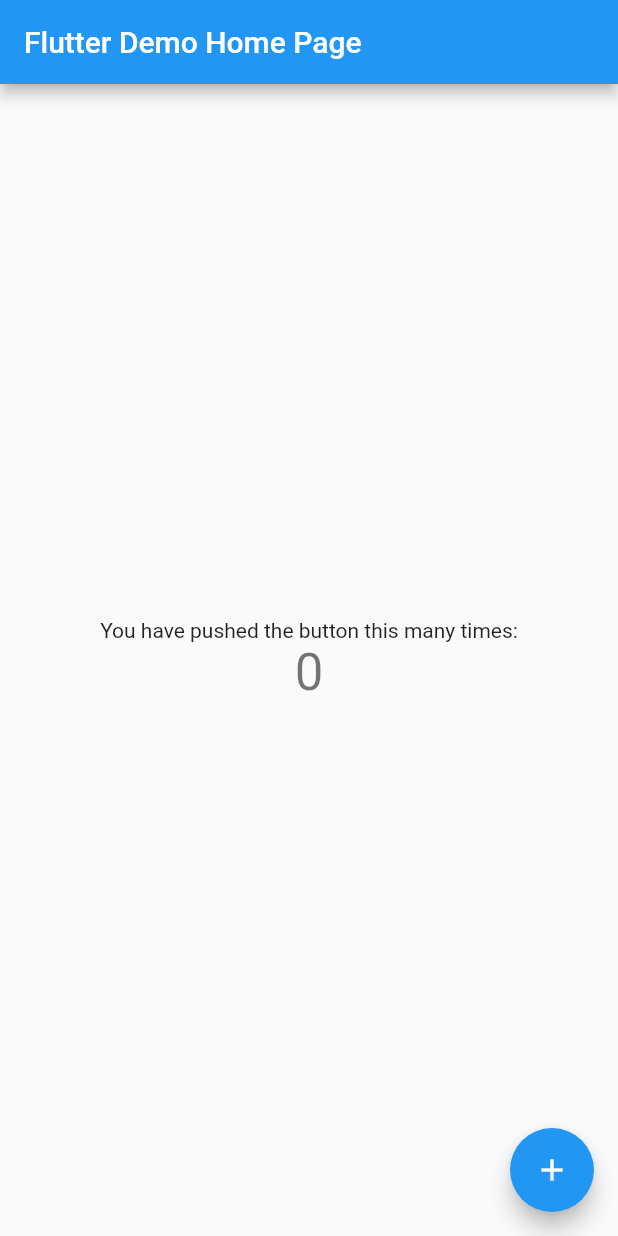
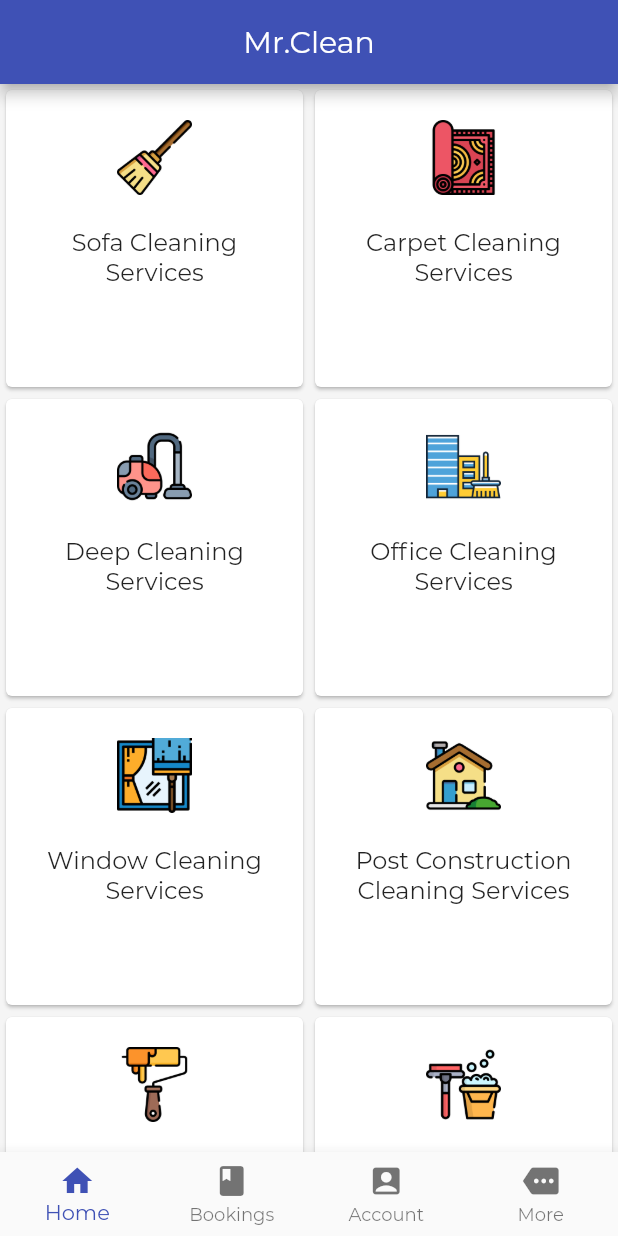
Before and after one commit to wanasak/home_cleaning, a Flutter app: the screen it shows after launch, on a phone screen of 412 x 824 dp. Run offline on Flutter 3.47's test engine with Material 2 defaults, Android fonts, the phone set to English and light mode, and no system bars.

Commit message:
add home page

```diff
--- a/lib/main.dart
+++ b/lib/main.dart
@@ -1,117 +1,18 @@
 import 'package:flutter/material.dart';
+
+import 'screens/main_page.dart';
 
 void main() {
   runApp(MyApp());
 }
 
 class MyApp extends StatelessWidget {
-  // This widget is the root of your application.
   @override
   Widget build(BuildContext context) {
     return MaterialApp(
       title: 'Flutter Demo',
-      theme: ThemeData(
-        // This is the theme of your application.
-        //
-        // Try running your application with "flutter run". You'll see the
-        // application has a blue toolbar. Then, without quitting the app, try
-        // changing the primarySwatch below to Colors.green and then invoke
-        // "hot reload" (press "r" in the console where you ran "flutter run",
-        // or simply save your changes to "hot reload" in a Flutter IDE).
-        // Notice that the counter didn't reset back to zero; the application
-        // is not restarted.
-        primarySwatch: Colors.blue,
-        // This makes the visual density adapt to the platform that you run
-        // the app on. For desktop platforms, the controls will be smaller and
-        // closer together (more dense) than on mobile platforms.
-        visualDensity: VisualDensity.adaptivePlatformDensity,
-      ),
-      home: MyHomePage(title: 'Flutter Demo Home Page'),
+      theme: ThemeData(primarySwatch: Colors.indigo, fontFamily: "Montserrat"),
+      home: MainPage(),
     );
   }
 }
-
-class MyHomePage extends StatefulWidget {
-  MyHomePage({Key key, this.title}) : super(key: key);
-
-  // This widget is the home page of your application. It is stateful, meaning
-  // that it has a State object (defined below) that contains fields that affect
-  // how it looks.
-
-  // This class is the configuration for the state. It holds the values (in this
-  // case the title) provided by the parent (in this case the App widget) and
-  // used by the build method of the State. Fields in a Widget subclass are
-  // always marked "final".
-
-  final String title;
-
-  @override
-  _MyHomePageState createState() => _MyHomePageState();
-}
-
-class _MyHomePageState extends State<MyHomePage> {
-  int _counter = 0;
-
-  void _incrementCounter() {
-    setState(() {
-      // This call to setState tells the Flutter framework that something has
-      // changed in this State, which causes it to rerun the build method below
-      // so that the display can reflect the updated values. If we changed
-      // _counter without calling setState(), then the build method would not be
-      // called again, and so nothing would appear to happen.
-      _counter++;
-    });
-  }
-
-  @override
-  Widget build(BuildContext context) {
-    // This method is rerun every time setState is called, for instance as done
-    // by the _incrementCounter method above.
-    //
-    // The Flutter framework has been optimized to make rerunning build methods
-    // fast, so that you can just rebuild anything that needs updating rather
-    // than having to individually change instances of widgets.
-    return Scaffold(
-      appBar: AppBar(
-        // Here we take the value from the MyHomePage object that was created by
-        // the App.build method, and use it to set our appbar title.
-        title: Text(widget.title),
-      ),
-      body: Center(
-        // Center is a layout widget. It takes a single child and positions it
-        // in the middle of the parent.
-        child: Column(
-          // Column is also a layout widget. It takes a list of children and
-          // arranges them vertically. By default, it sizes itself to fit its
-          // children horizontally, and tries to be as tall as its parent.
-          //
-          // Invoke "debug painting" (press "p" in the console, choose the
-          // "Toggle Debug Paint" action from the Flutter Inspector in Android
-          // Studio, or the "Toggle Debug Paint" command in Visual Studio Code)
-          // to see the wireframe for each widget.
-          //
-          // Column has various properties to control how it sizes itself and
-          // how it positions its children. Here we use mainAxisAlignment to
-          // center the children vertically; the main axis here is the vertical
-          // axis because Columns are vertical (the cross axis would be
-          // horizontal).
-          mainAxisAlignment: MainAxisAlignment.center,
-          children: <Widget>[
-            Text(
-              'You have pushed the button this many times:',
-            ),
-            Text(
-              '$_counter',
-              style: Theme.of(context).textTheme.headline4,
-            ),
-          ],
-        ),
-      ),
-      floatingActionButton: FloatingActionButton(
-        onPressed: _incrementCounter,
-        tooltip: 'Increment',
-        child: Icon(Icons.add),
-      ), // This trailing comma makes auto-formatting nicer for build methods.
-    );
-  }
-}
--- /dev/null
+++ b/lib/screens/home_page.dart
@@ -0,0 +1,61 @@
+import 'package:flutter/material.dart';
+
+class HomePage extends StatelessWidget {
+  final services = [
+    "Sofa Cleaning Services",
+    "Carpet Cleaning Services",
+    "Deep Cleaning Services",
+    "Office Cleaning Services",
+    "Window Cleaning Services",
+    "Post Construction Cleaning Services",
+    "Wall Painting Services",
+    "Move In/Out Cleaning Services"
+  ];
+
+  final images = [
+    "assets/images/broom.png",
+    "assets/images/adornment.png",
+    "assets/images/vacuum.png",
+    "assets/images/offices.png",
+    "assets/images/window.png",
+    "assets/images/house.png",
+    "assets/images/paint-roller.png",
+    "assets/images/cleaner.png",
+  ];
+
+  @override
+  Widget build(BuildContext context) {
+    return GridView.builder(
+        itemCount: services.length,
+        gridDelegate: SliverGridDelegateWithFixedCrossAxisCount(
+            crossAxisCount: 2,
+            childAspectRatio: MediaQuery.of(context).size.width /
+                MediaQuery.of(context).size.height /
+                0.5),
+        itemBuilder: (BuildContext context, int index) {
+          return Card(
+            child: Column(
+              children: [
+                SizedBox(height: 20.0),
+                Image.asset(
+                  images[index],
+                  height: 50.0,
+                  width: 50.0,
+                ),
+                Padding(
+                  padding: const EdgeInsets.all(22.0),
+                  child: Text(
+                    services[index],
+                    style: TextStyle(
+                        fontSize: 16.0,
+                        fontWeight: FontWeight.w500,
+                        fontFamily: "Montserrat"),
+                    textAlign: TextAlign.center,
+                  ),
+                )
+              ],
+            ),
+          );
+        });
+  }
+}
--- /dev/null
+++ b/lib/screens/main_page.dart
@@ -0,0 +1,44 @@
+import 'package:flutter/material.dart';
+import 'package:home_cleaning/screens/home_page.dart';
+
+class MainPage extends StatefulWidget {
+  @override
+  _MainPageState createState() => _MainPageState();
+}
+
+class _MainPageState extends State<MainPage> {
+  var _currentIndex = 0;
+
+  @override
+  Widget build(BuildContext context) {
+    return Scaffold(
+      appBar: AppBar(
+        title: Text('Mr.Clean'),
+        centerTitle: true,
+      ),
+      backgroundColor: Colors.grey[100],
+      bottomNavigationBar: BottomNavigationBar(
+        currentIndex: _currentIndex,
+        type: BottomNavigationBarType.fixed,
+        onTap: (index) {
+          setState(() {
+            _currentIndex = index;
+          });
+        },
+        items: [
+          BottomNavigationBarItem(icon: Icon(Icons.home), title: Text('Home')),
+          BottomNavigationBarItem(
+              icon: Icon(Icons.book), title: Text('Bookings')),
+          BottomNavigationBarItem(
+              icon: Icon(Icons.account_box), title: Text('Account')),
+          BottomNavigationBarItem(icon: Icon(Icons.more), title: Text('More')),
+        ],
+      ),
+      body: getBodyWidget(),
+    );
+  }
+
+  getBodyWidget() {
+    return (_currentIndex == 0) ? HomePage() : Container();
+  }
+}
```
Also changed, not shown: pubspec.yaml (+9 -9 lines), assets/fonts/Montserrat-Bold.ttf (added), assets/fonts/Montserrat-Regular.ttf (added), assets/images/adornment.png (added), assets/images/broom.png (added), assets/images/cleaner.png (added), assets/images/house.png (added), assets/images/offices.png (added), assets/images/paint-roller.png (added), assets/images/vacuum.png (added), assets/images/window.png (added), lib/screens/account_page.dart (added), lib/screens/bookings_page.dart (added).
